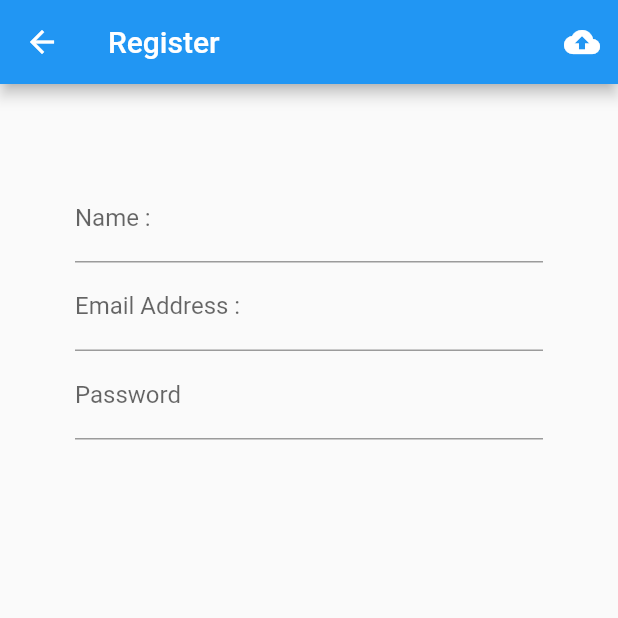
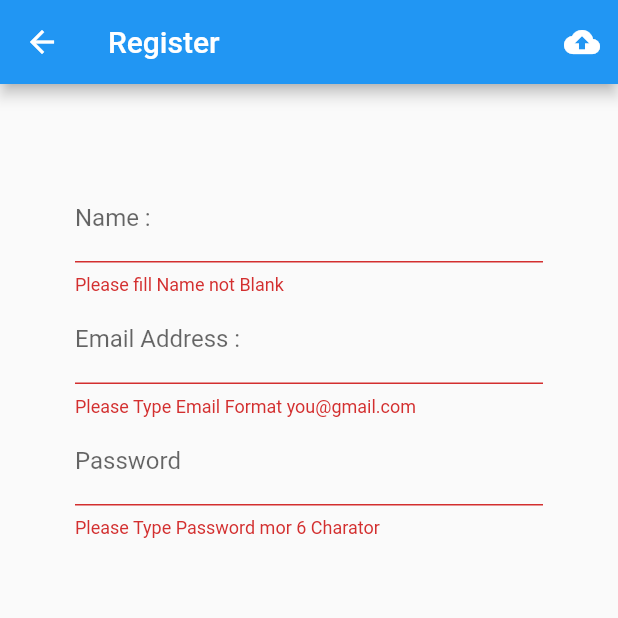
Before and after one commit to akkaratitt/pae_food, a Flutter app: the Register screen opened directly, after a tap on the "cloud upload" icon, on a phone screen of 412 x 824 dp, the top half of it. Run offline on Flutter 3.47's test engine with Material 2 defaults, Android fonts, the phone set to English and light mode, and no system bars.

```diff
--- a/lib/screens/register.dart
+++ b/lib/screens/register.dart
@@ -1,4 +1,6 @@
 import 'package:flutter/material.dart';
+import 'package:http/http.dart' show get;
+import 'dart:convert';
 
 class Register extends StatefulWidget {
   @override
@@ -6,11 +8,22 @@ class Register extends StatefulWidget {
 }
 
 class _RegisterState extends State<Register> {
+  String nameString, emailString, passwordString;
+  final formKey = GlobalKey<FormState>();
+
   Widget showTitle = Text('Please Register');
 
   Widget nameTextFiled() {
     return TextFormField(
       decoration: InputDecoration(labelText: 'Name :', hintText: 'Name User'),
+      validator: (String valueName) {
+        if (valueName.length == 0) {
+          return 'Please fill Name not Blank';
+        }
+      },
+      onSaved: (String value) {
+        nameString = value;
+      },
     );
   }
 
@@ -18,6 +31,14 @@ class _RegisterState extends State<Register> {
     return TextFormField(
       decoration: InputDecoration(
           labelText: 'Email Address :', hintText: 'Emain Address'),
+      validator: (String value) {
+        if (!value.contains('@')) {
+          return 'Please Type Email Format you@gmail.com';
+        }
+      },
+      onSaved: (String value) {
+        emailString = value;
+      },
     );
   }
 
@@ -25,7 +46,44 @@ class _RegisterState extends State<Register> {
     return TextFormField(
       decoration:
           InputDecoration(labelText: 'Password', hintText: 'more 6 Charator'),
+      validator: (String value) {
+        if (value.length <= 5) {
+          return 'Please Type Password mor 6 Charator';
+        }
+      },
+      onSaved: (String value) {
+        passwordString = value;
+      },
     );
+  }
+
+  void checkValueBeforeUpload(BuildContext context) {
+    print('You click upload');
+    print(formKey.currentState.validate());
+    if (formKey.currentState.validate()) {
+      formKey.currentState.save();
+      print(
+          'name = $nameString, email = $emailString, password = $passwordString');
+      uploadValueToServer(context, nameString, emailString, passwordString);
+    }
+  }
+
+  void uploadValueToServer(
+      BuildContext context, String name, String email, String password) async {
+    String urlString =
+        'https://www.androidthai.in.th/chit/addDataPae.php?isAdd=true&Name=$name&Email=$email&Password=$password';
+    print('url = $urlString');
+
+    var response =
+        await get(urlString); // send data to API and wait before response
+    var result = json.decode(response.body);
+    print('result=$result');
+
+    if(result.toString() == 'true'){
+      Navigator.pop(context);
+    }else{
+      print('Can\'t Upload');
+    }
   }
 
   @override
@@ -38,21 +96,28 @@ class _RegisterState extends State<Register> {
             tooltip: 'Upload to Server',
             icon: Icon(Icons.cloud_upload),
             onPressed: () {
-              print('You click upload');
+              checkValueBeforeUpload(context);
             },
           )
         ],
       ),
-      body: Container(
-        padding: EdgeInsets.only(top: 60.0),
-        alignment: Alignment.topCenter,
+      body: Form(
+        key: formKey,
         child: Container(
-          margin: EdgeInsets.only(left: 50.0, right: 50.0),
-          child: Column(
-            children: <Widget>[nameTextFiled(), emailTextField(), passwordTextFiled()],
+          padding: EdgeInsets.only(top: 60.0),
+          alignment: Alignment.topCenter,
+          child: Container(
+            margin: EdgeInsets.only(left: 50.0, right: 50.0),
+            child: Column(
+              children: <Widget>[
+                nameTextFiled(),
+                emailTextField(),
+                passwordTextFiled()
+              ],
+            ),
           ),
         ),
       ),
     );
-  }
-}
+  } // Build Method
+} // _Register State Class
--- a/pubspec.yaml
+++ b/pubspec.yaml
@@ -23,6 +23,7 @@ dependencies:
   # The following adds the Cupertino Icons font to your application.
   # Use with the CupertinoIcons class for iOS style icons.
   cupertino_icons: ^0.1.2
+  http: 0.12.0+1
 
 dev_dependencies:
   flutter_test:
```
Also changed, not shown: lib/main.dart (+35 -3 lines), pubspec.lock.
